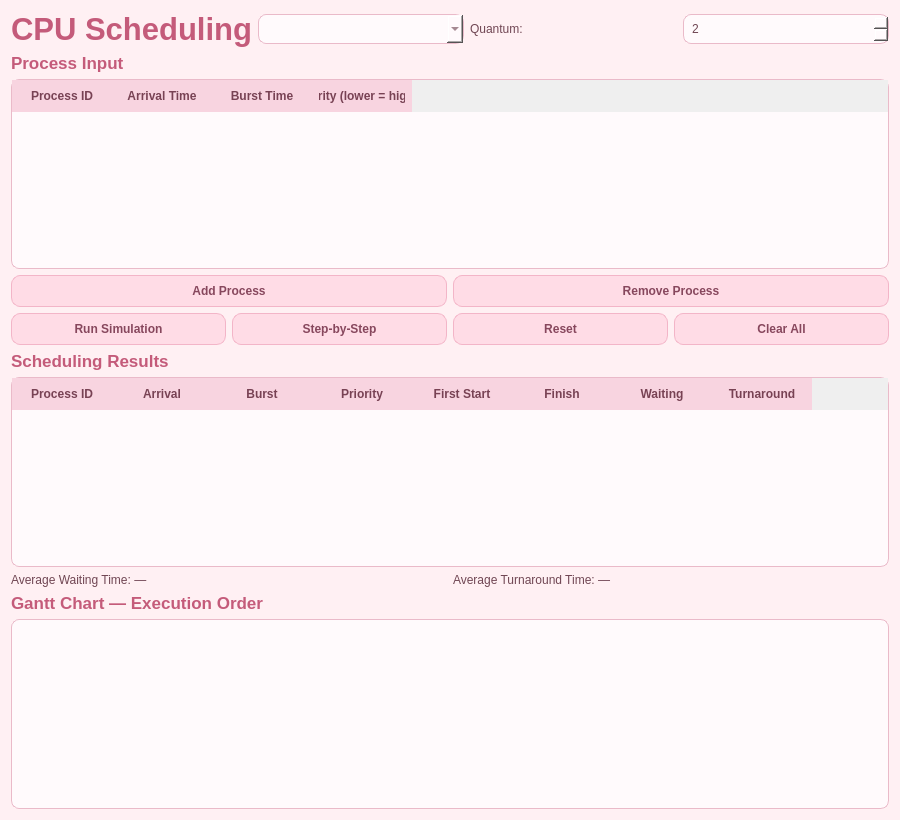
triplebaka-39/OPSYS_algo, file OS-Simulator/cpu_scheduling.ui: the form before one commit.
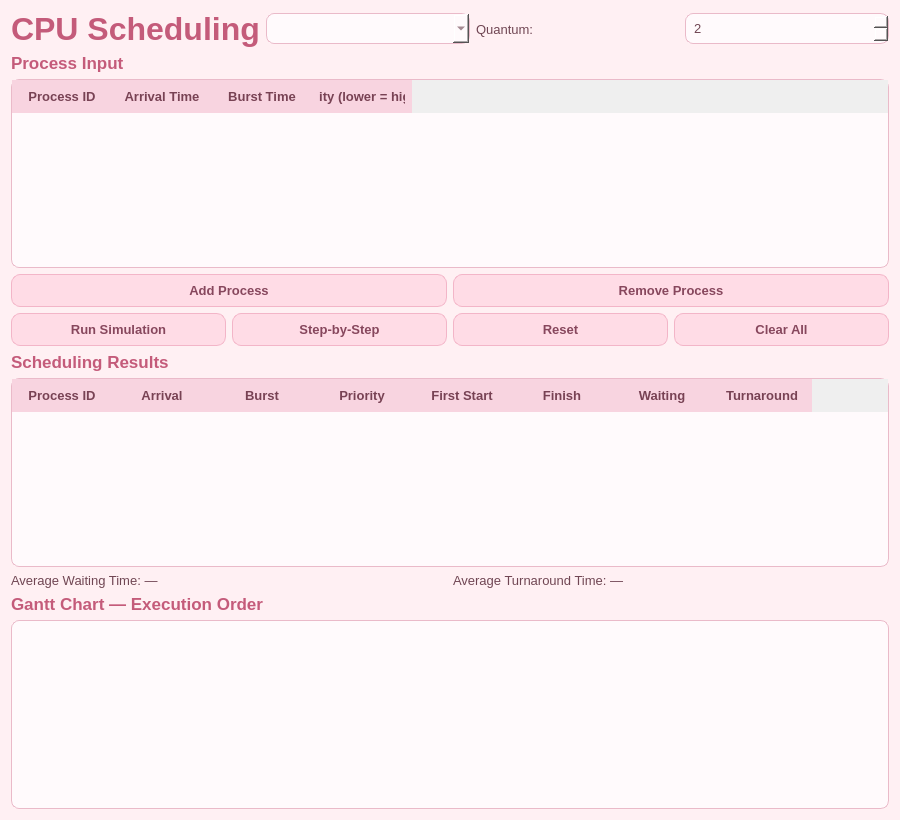
The form after the commit.

Patch:
```diff
--- a/OS-Simulator/cpu_scheduling.ui
+++ b/OS-Simulator/cpu_scheduling.ui
@@ -4,7 +4,23 @@
  <widget class="QDialog" name="Dialog">
   <property name="geometry"><rect><x>0</x><y>0</y><width>900</width><height>820</height></rect></property>
   <property name="windowTitle"><string>CPU Scheduling</string></property>
-  <property name="styleSheet"><string notr="true">QDialog { background-color: #FFF0F3; color: #704653; font-family: &quot;Segoe UI&quot;; } QLabel { color: #704653; background: transparent; } QLabel#lblTitle { color: #C45B7A; font-size: 23pt; font-weight: bold; } QLabel#lblInput, QLabel#lblResults, QLabel#lblGantt { color: #C45B7A; font-size: 13pt; font-weight: bold; } QPushButton { background-color: #FFDCE6; color: #87475D; border: 1px solid #F3B5C8; border-radius: 9px; padding: 8px; font-weight: bold; } QPushButton:hover { background-color: #FFC4D6; } QPushButton:pressed { background-color: #F2A9C0; } QTableWidget { background-color: #FFFAFC; alternate-background-color: #FFF0F4; color: #704653; gridline-color: #F0C6D3; border: 1px solid #EABAC9; border-radius: 8px; } QHeaderView::section { background-color: #F8D4E0; color: #784254; padding: 7px; border: none; font-weight: bold; } QComboBox, QSpinBox { background-color: #FFFAFC; color: #704653; border: 1px solid #EABAC9; border-radius: 8px; padding: 6px; } QComboBox QAbstractItemView { background-color: #FFFAFC; color: #704653; selection-background-color: #F2A9C0; selection-color: #704653; outline: 0; } QComboBox QAbstractItemView::item { color: #704653; min-height: 28px; padding: 5px; }</string></property>
+  <property name="styleSheet">
+   <string notr="true">
+QDialog { background-color: #FFF0F3; color: #704653; font-family: &quot;Nunito&quot;; font-size: 10pt; }
+QWidget { font-family: &quot;Nunito&quot;; }
+QLabel { color: #704653; background: transparent; font-size: 10pt; }
+QLabel#lblTitle { color: #C45B7A; font-size: 24pt; font-weight: 700; }
+QLabel#lblInput, QLabel#lblResults, QLabel#lblGantt { color: #C45B7A; font-size: 13pt; font-weight: 700; }
+QPushButton { background-color: #FFDCE6; color: #87475D; border: 1px solid #F3B5C8; border-radius: 9px; padding: 8px; font-size: 10pt; font-weight: 600; }
+QPushButton:hover { background-color: #FFC4D6; }
+QPushButton:pressed { background-color: #F2A9C0; }
+QTableWidget { background-color: #FFFAFC; alternate-background-color: #FFF0F4; color: #704653; gridline-color: #F0C6D3; border: 1px solid #EABAC9; border-radius: 8px; font-size: 10pt; }
+QHeaderView::section { background-color: #F8D4E0; color: #784254; padding: 7px; border: none; font-size: 10pt; font-weight: 700; }
+QComboBox, QSpinBox { background-color: #FFFAFC; color: #704653; border: 1px solid #EABAC9; border-radius: 8px; padding: 6px; font-size: 10pt; }
+QComboBox QAbstractItemView { background-color: #FFFAFC; color: #704653; selection-background-color: #F2A9C0; selection-color: #704653; outline: 0; }
+QComboBox QAbstractItemView::item { color: #704653; min-height: 28px; padding: 5px; }
+   </string>
+  </property>
   <layout class="QVBoxLayout" name="verticalLayout">
    <item><layout class="QHBoxLayout" name="algorithmLayout">
     <item><widget class="QLabel" name="lblTitle"><property name="text"><string>CPU Scheduling</string></property></widget></item>
```
